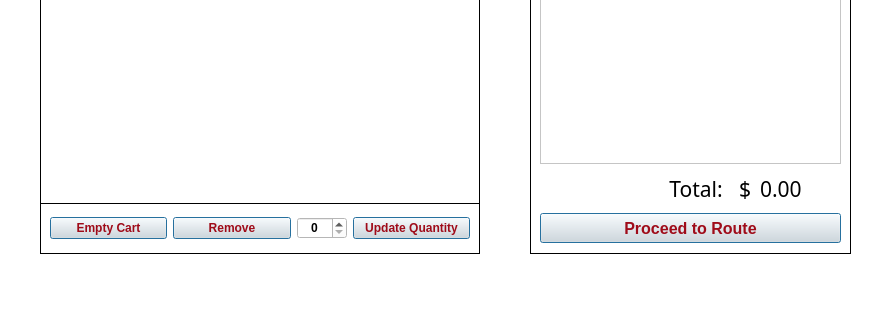
DannyCamacho/SaddlebackEats, file shoppingcart.ui: the form before one commit; both pictures show x 0 to 889 and y 237 to 557 of the 889 by 557 pixel window.
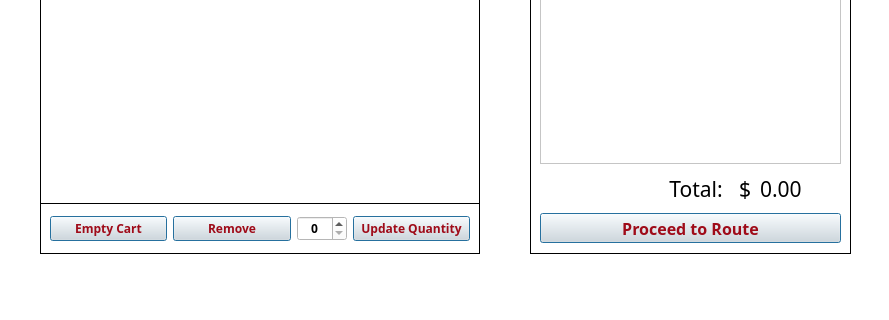
The form after the commit. Icons and pictures are not drawn.

```diff
--- a/shoppingcart.ui
+++ b/shoppingcart.ui
@@ -75,6 +75,7 @@
        <widget class="QPushButton" name="emptyButton">
         <property name="font">
          <font>
+          <family>Segoe UI Semibold</family>
           <weight>75</weight>
           <bold>true</bold>
          </font>
@@ -98,6 +99,7 @@
        <widget class="QPushButton" name="removeButton">
         <property name="font">
          <font>
+          <family>Segoe UI Semibold</family>
           <weight>75</weight>
           <bold>true</bold>
          </font>
@@ -127,6 +129,7 @@
         </property>
         <property name="font">
          <font>
+          <family>Segoe UI Semibold</family>
           <weight>75</weight>
           <bold>true</bold>
          </font>
@@ -150,6 +153,7 @@
        <widget class="QPushButton" name="updateButton">
         <property name="font">
          <font>
+          <family>Segoe UI Semibold</family>
           <weight>75</weight>
           <bold>true</bold>
          </font>
@@ -343,6 +347,7 @@
      </property>
      <property name="font">
       <font>
+       <family>Segoe UI Semibold</family>
        <pointsize>12</pointsize>
        <weight>75</weight>
        <bold>true</bold>
```
